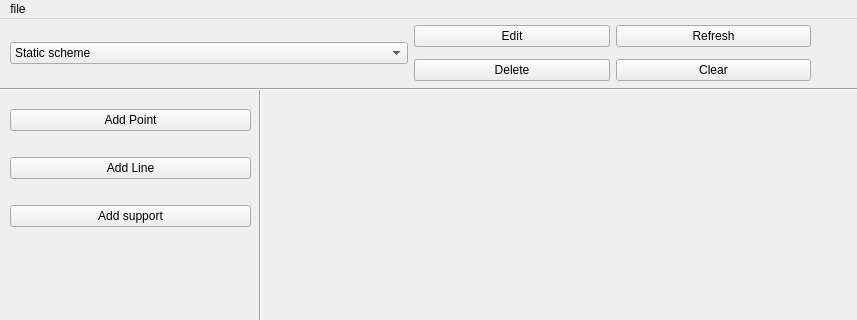
Haudkozaur/masterThesis, file gui.ui: the form before one commit; both pictures show x 0 to 857 and y 0 to 320 of the 857 by 600 pixel window.
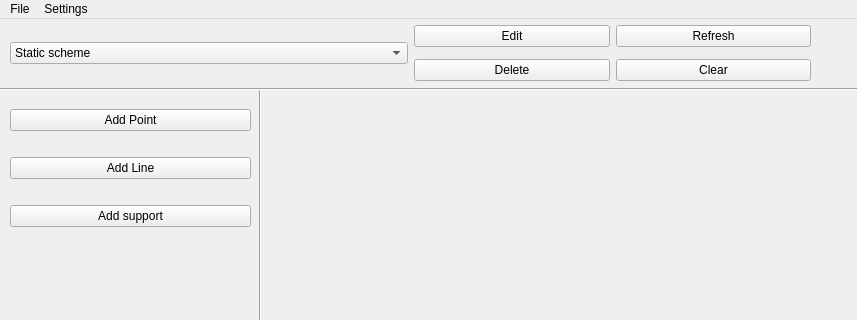
The form after the commit.

The edit to the form file:
```diff
--- a/gui.ui
+++ b/gui.ui
@@ -156,13 +156,19 @@
    </property>
    <widget class="QMenu" name="menuMESOSOIC_Project_0_01">
     <property name="title">
-     <string>file</string>
+     <string>File</string>
     </property>
     <addaction name="actionsave"/>
     <addaction name="actionopen"/>
     <addaction name="actionsave_2"/>
    </widget>
+   <widget class="QMenu" name="menuSettings">
+    <property name="title">
+     <string>Settings</string>
+    </property>
+   </widget>
    <addaction name="menuMESOSOIC_Project_0_01"/>
+   <addaction name="menuSettings"/>
   </widget>
   <widget class="QStatusBar" name="statusbar"/>
   <action name="actionsave">
```
Left out of the diff: 7 changed lines with no effect on the pictures.
